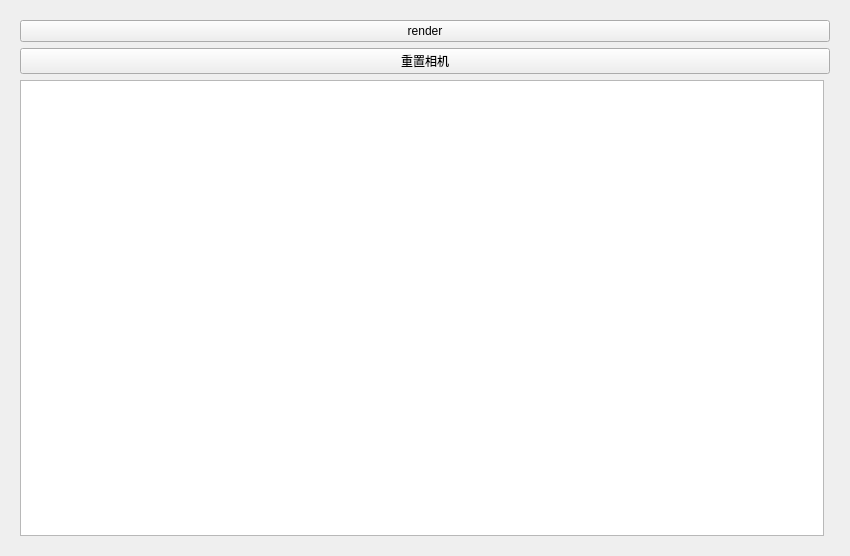
ba-ya/test_vtk_learning, file func1.ui: the form before one commit.
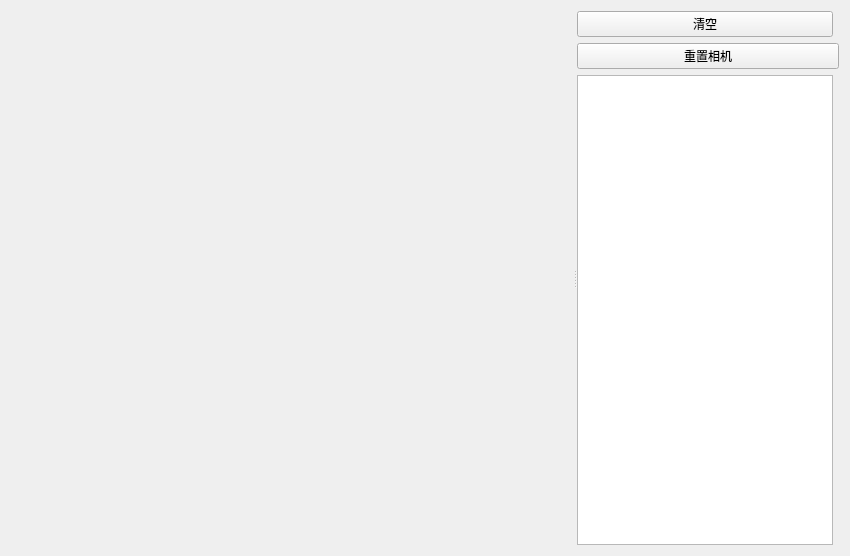
The form after the commit.

Commit message: feat: add icon; adjust ui, add label to show chose file

Diff of the .ui file:
```diff
--- a/func1.ui
+++ b/func1.ui
@@ -13,11 +13,35 @@
   <property name="windowTitle">
    <string>Func1</string>
   </property>
-  <layout class="QGridLayout" name="gridLayout_2" columnstretch="2,1">
+  <layout class="QGridLayout" name="gridLayout_2">
    <item row="0" column="0">
+    <widget class="QSplitter" name="splitter">
+     <property name="orientation">
+      <enum>Qt::Orientation::Horizontal</enum>
+     </property>
+     <widget class="QWidget" name="widget_2" native="true">
+      <property name="sizePolicy">
+       <sizepolicy hsizetype="Preferred" vsizetype="Preferred">
+        <horstretch>10</horstretch>
+        <verstretch>0</verstretch>
+       </sizepolicy>
+      </property>
+      <layout class="QVBoxLayout" name="verticalLayout" stretch="0,1">
+       <item>
+        <widget class="QLabel" name="label_name">
+         <property name="text">
+          <string/>
+         </property>
+         <property name="alignment">
+          <set>Qt::AlignmentFlag::AlignCenter</set>
+         </property>
+        </widget>
+       </item>
+       <item>
     <layout class="QGridLayout" name="layout"/>
    </item>
-   <item row="0" column="1">
+      </layout>
+     </widget>
     <widget class="QWidget" name="widget" native="true">
      <layout class="QGridLayout" name="gridLayout">
       <item row="2" column="0">
@@ -30,14 +54,15 @@
         </property>
        </widget>
       </item>
-      <item row="0" column="0" colspan="2">
-       <widget class="QPushButton" name="btn_update">
+       <item row="0" column="0">
+        <widget class="QPushButton" name="btn_clear">
         <property name="text">
-         <string>render</string>
+          <string>清空</string>
         </property>
        </widget>
       </item>
      </layout>
+     </widget>
     </widget>
    </item>
   </layout>
```
Lines whose indentation alone changed are shown as unchanged. The commit also changes 5 other files.
